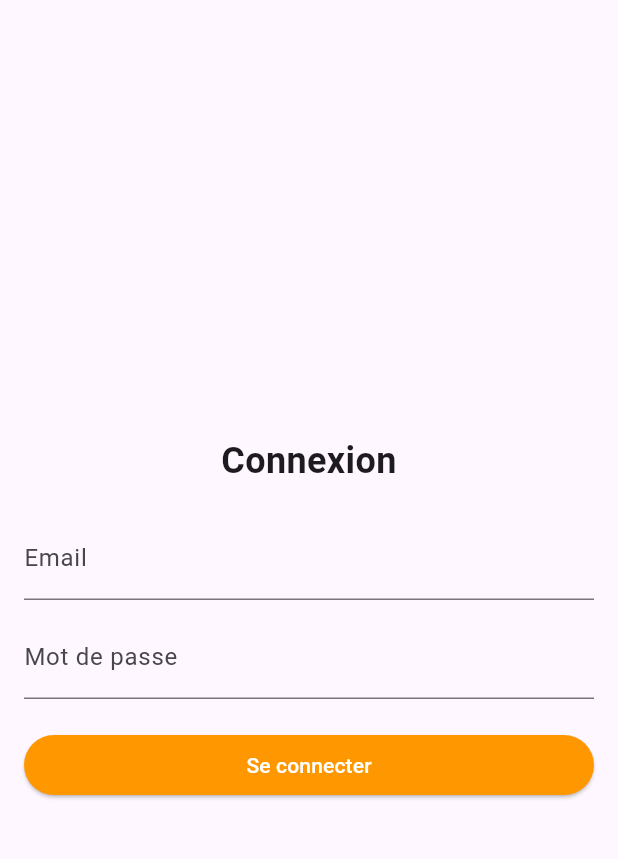
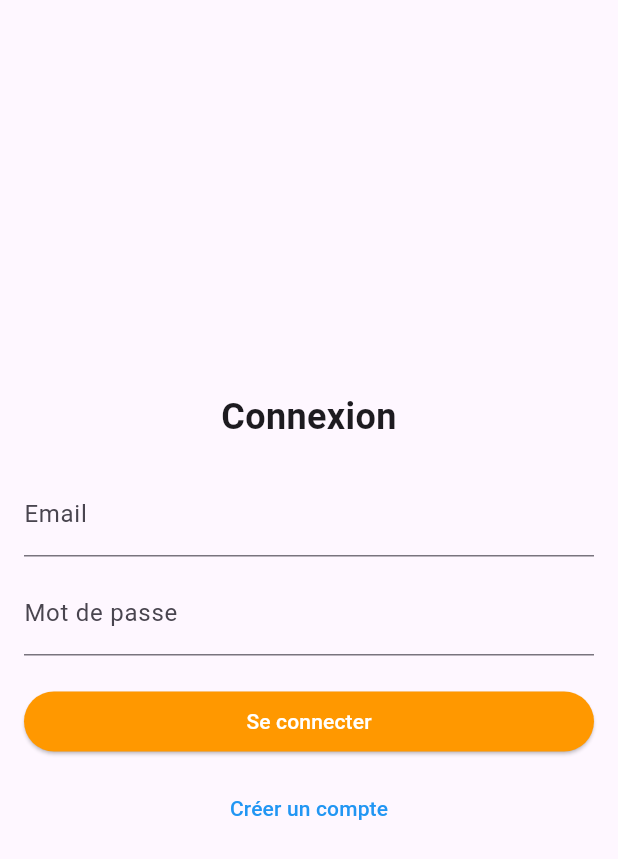
Before and after one commit to Fruc12/MyHomeServices, a Flutter app: the LoginScreen screen opened directly, on a phone screen of 412 x 824 dp. Shown: the top 859 px of the screen. Run offline on Flutter 3.47's test engine with Material 3 defaults, Android fonts, the phone set to English and light mode, and no system bars; our stand-ins replace image_picker.

Commit message:
ajout interface de connexion

```diff
--- a/flutter_app/lib/main.dart
+++ b/flutter_app/lib/main.dart
@@ -1,4 +1,6 @@
 import 'package:flutter/material.dart';
+import 'screens/auth/login_screen.dart';
+import 'screens/auth/register_screen.dart';
 
 void main() {
   runApp(MyApp());
@@ -6,16 +8,23 @@ void main() {
 
 class MyApp extends StatelessWidget {
   const MyApp({super.key});
+
   @override
   Widget build(BuildContext context) {
     return MaterialApp(
       debugShowCheckedModeBanner: false,
-      home: MainScreen(),
+      home: LoginScreen(), // Point d'entrée initial modifié pour la LoginScreen
+      routes: {
+        '/login': (context) => const LoginScreen(),
+        '/register': (context) => const RegisterScreen(),
+        '/home': (context) => const MainScreen(),
+      },
     );
   }
 }
 
 class MainScreen extends StatefulWidget {
+  const MainScreen({super.key});
   @override
   _MainScreenState createState() => _MainScreenState();
 }
@@ -271,36 +280,3 @@ class AccountScreen extends StatelessWidget {
     );
   }
 }
-
-class LoginScreen extends StatelessWidget {
-  @override
-  Widget build(BuildContext context) {
-    return Scaffold(
-      body: Padding(
-        padding: EdgeInsets.all(16.0),
-        child: Column(
-          mainAxisAlignment: MainAxisAlignment.center,
-          crossAxisAlignment: CrossAxisAlignment.stretch,
-          children: [
-            Text("Connexion", style: TextStyle(fontSize: 24, fontWeight: FontWeight.bold), textAlign: TextAlign.center),
-            SizedBox(height: 20),
-            TextField(decoration: InputDecoration(labelText: "Email")),
-            SizedBox(height: 10),
-            TextField(decoration: InputDecoration(labelText: "Mot de passe"), obscureText: true),
-            SizedBox(height: 20),
-            ElevatedButton(
-              onPressed: () {
-                Navigator.pushReplacement(
-                  context,
-                  MaterialPageRoute(builder: (context) => MainScreen()),
-                );
-              },
-              style: ElevatedButton.styleFrom(backgroundColor: Colors.orange),
-              child: Text("Se connecter", style: TextStyle(color: Colors.white)),
-            ),
-          ],
-        ),
-      ),
-    );
-  }
-}
--- /dev/null
+++ b/flutter_app/lib/screens/auth/login_screen.dart
@@ -0,0 +1,59 @@
+import 'package:flutter/material.dart';
+import 'package:flutter_app/main.dart'; // Assurez-vous que ce chemin est correct
+
+class LoginScreen extends StatelessWidget {
+  const LoginScreen({super.key});
+
+  @override
+  Widget build(BuildContext context) {
+    return Scaffold(
+      body: Padding(
+        padding: const EdgeInsets.all(16.0),
+        child: Column(
+          mainAxisAlignment: MainAxisAlignment.center,
+          crossAxisAlignment: CrossAxisAlignment.stretch,
+          children: [
+            const Text(
+              "Connexion",
+              style: TextStyle(fontSize: 24, fontWeight: FontWeight.bold),
+              textAlign: TextAlign.center,
+            ),
+            const SizedBox(height: 20),
+            const TextField(decoration: InputDecoration(labelText: "Email")),
+            const SizedBox(height: 10),
+            const TextField(
+              decoration: InputDecoration(labelText: "Mot de passe"),
+              obscureText: true,
+            ),
+            const SizedBox(height: 20),
+            ElevatedButton(
+              onPressed: () {
+                Navigator.pushReplacement(
+                  context,
+                  MaterialPageRoute(builder: (context) => const MainScreen()),
+                );
+              },
+              style: ElevatedButton.styleFrom(
+                backgroundColor: Colors.orange,
+              ),
+              child: const Text(
+                "Se connecter",
+                style: TextStyle(color: Colors.white),
+              ),
+            ),
+            const SizedBox(height: 10),
+            TextButton(
+              onPressed: () {
+                Navigator.pushNamed(context, '/register');
+              },
+              child: const Text(
+                "Créer un compte",
+                style: TextStyle(color: Colors.blue),
+              ),
+            ),
+          ],
+        ),
+      ),
+    );
+  }
+}
--- a/flutter_app/pubspec.yaml
+++ b/flutter_app/pubspec.yaml
@@ -30,7 +30,7 @@ environment:
 dependencies:
   flutter:
     sdk: flutter
-
+  image_picker: ^0.8.7+1 # Pour l'upload de fichiers
   # The following adds the Cupertino Icons font to your application.
   # Use with the CupertinoIcons class for iOS style icons.
   cupertino_icons: ^1.0.8
```
Also changed, not shown: flutter_app/lib/screens/auth/register_screen.dart (added, +176 -0 lines), flutter_app/pubspec.lock.
